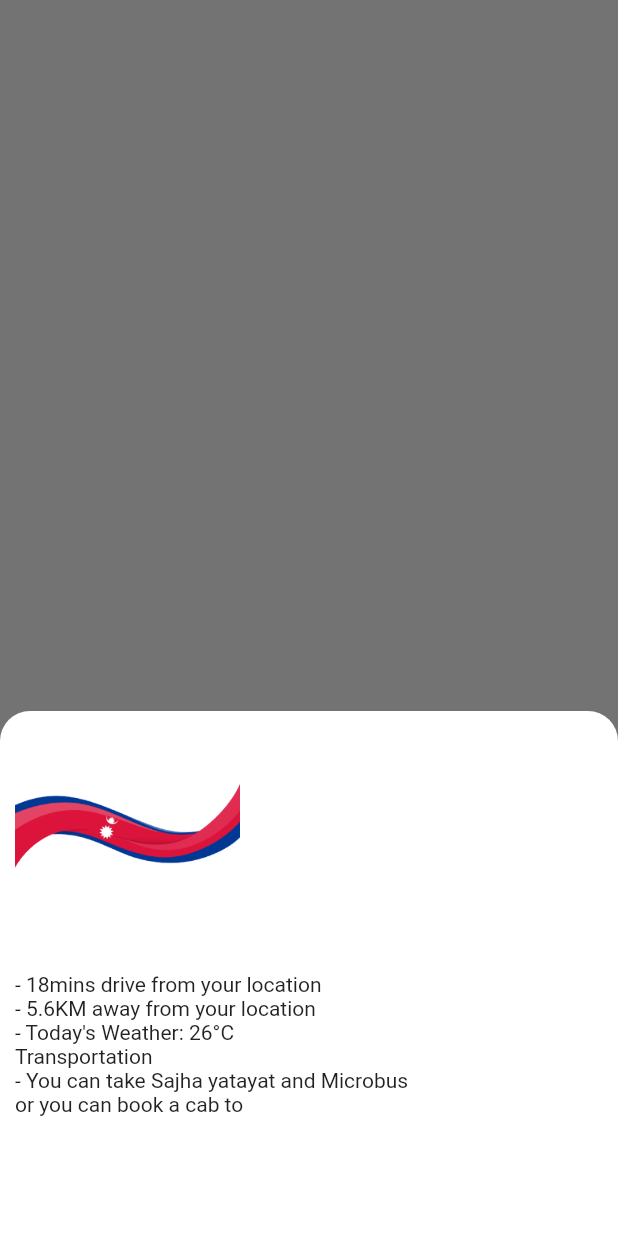
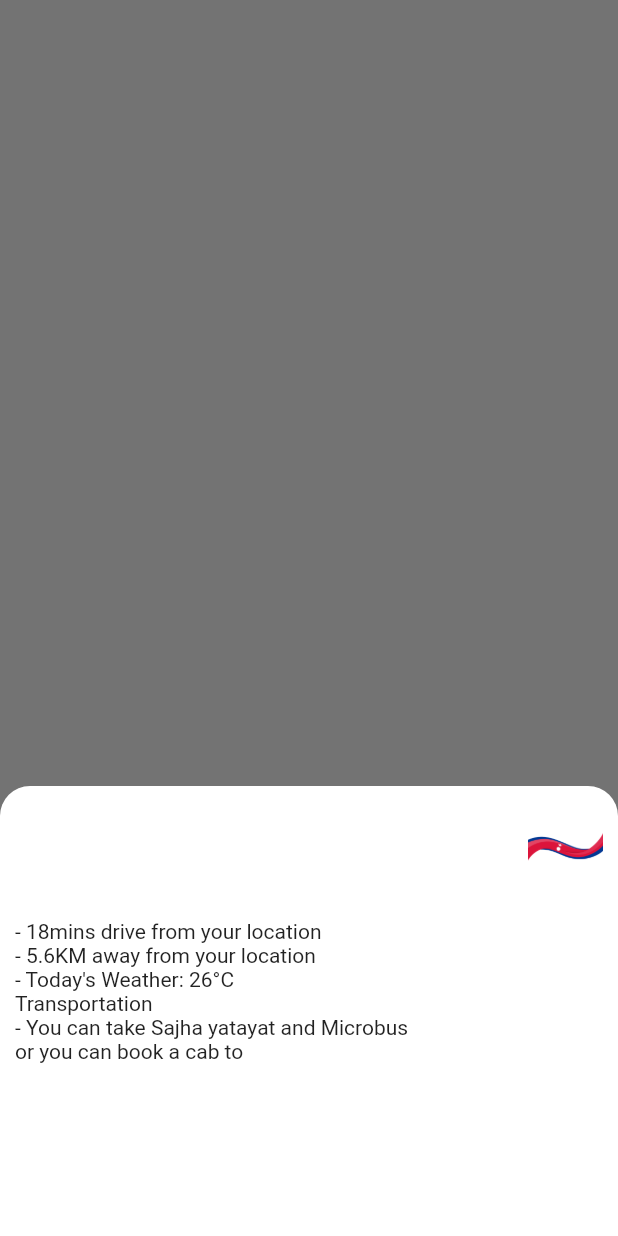
Before and after one commit to aakritsubedi/travelling-nepal, a Flutter app: what openBottomSheet() shows on an empty page, opened directly with empty values, on a phone screen of 412 x 824 dp. Run offline on Flutter 3.47's test engine with Material 2 defaults, Android fonts, the light colour scheme and no system bars; our stand-ins replace camera, curved_navigation_bar, dotted_border, geolocator, google_maps_flutter, image_picker and 1 more; missing offline and left inert: toggle_bar_button; network calls fail.

Commit message:
Layout fix in explorer tab

```diff
--- a/lib/widgets.dart/explorerBody.dart
+++ b/lib/widgets.dart/explorerBody.dart
@@ -92,7 +92,7 @@ void openBottomSheet(context, Explorer place) {
         return Container(
             color: Colors.transparent,
             child: Padding(
-                padding: EdgeInsets.only(top: 50.0),
+                padding: EdgeInsets.only(top: 100.0),
                 child: Container(
                     decoration: BoxDecoration(
                         color: Colors.white,
@@ -100,7 +100,7 @@ void openBottomSheet(context, Explorer place) {
                           topLeft: Radius.circular(20.0),
                           topRight: Radius.circular(20.0),
                         )),
-                    height: 350.0,
+                    height: 300.0,
                     child: PlaceInfo(place: place))));
       });
 }
--- a/lib/widgets.dart/placeInfo.dart
+++ b/lib/widgets.dart/placeInfo.dart
@@ -11,24 +11,13 @@ class PlaceInfo extends StatelessWidget {
   @override
   Widget build(BuildContext context) {
     return Container(
-      padding: EdgeInsets.symmetric(horizontal: 10.0),
+      padding: EdgeInsets.symmetric(horizontal: 10.0, vertical: 15.0),
       child: Column(
         crossAxisAlignment: CrossAxisAlignment.start,
         children: [
           Row(
+            mainAxisAlignment: MainAxisAlignment.spaceBetween,
             children: [
-              place.imageUrl.length != 0
-                  ? Image.network(
-                      place.imageUrl,
-                      height: 150.0,
-                      width: 150.0,
-                    )
-                  : Image.asset(
-                      'assets/images/header-bg.png',
-                      height: 150.0,
-                      width: 150.0,
-                    ),
-              SizedBox(width: 25.0),
               Column(
                 crossAxisAlignment: CrossAxisAlignment.start,
                 children: [
@@ -39,7 +28,7 @@ class PlaceInfo extends StatelessWidget {
                           fontWeight: FontWeight.w700,
                           color: primaryBlack)),
                   Text(place.address,
-                      overflow: TextOverflow.clip,
+                      overflow: TextOverflow.ellipsis,
                       style: TextStyle(
                           fontSize: 12.0,
                           fontWeight: FontWeight.w400,
@@ -51,7 +40,18 @@ class PlaceInfo extends StatelessWidget {
                           fontWeight: FontWeight.w400,
                           color: primaryBlack))
                 ],
-              )
+              ),
+              place.imageUrl.length != 0
+                  ? Image.network(
+                      place.imageUrl,
+                      height: 50.0,
+                      width: 50.0,
+                    )
+                  : Image.asset(
+                      'assets/images/header-bg.png',
+                      height: 50.0,
+                      width: 50.0,
+                    ),
             ],
           ),
           Text(
```
